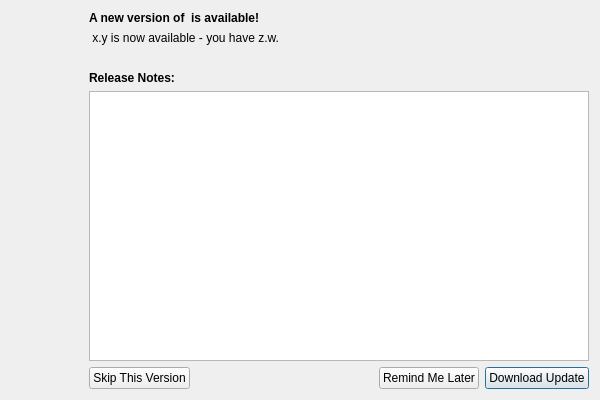
Above: Tools/Mokka/UpdateChecker.ui from Biomechanical-ToolKit/BTKCore before the change. Below: the same form after it.
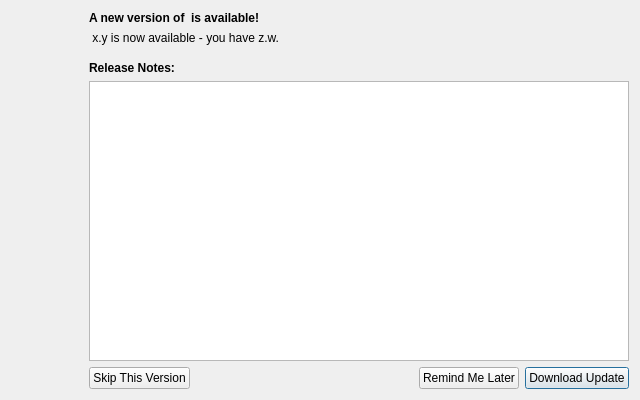
That is the form after the change.

Commit message: [UPD] URL for the update checker modified. [UPD] Sections in the the update notifier are now with bold font. [UPD] Under MacOS X, size of the text is set to 11. [UPD] The dialog box for the update notifier is wider. [UPD] Space between the number of the latest release and its description is reduced.

```diff
--- a/Tools/Mokka/UpdateChecker.ui
+++ b/Tools/Mokka/UpdateChecker.ui
@@ -6,7 +6,7 @@
    <rect>
     <x>0</x>
     <y>0</y>
-    <width>600</width>
+    <width>640</width>
     <height>400</height>
    </rect>
   </property>
@@ -82,11 +82,20 @@
       </widget>
      </item>
      <item>
-      <widget class="QLabel" name="spaceLabel">
-       <property name="text">
-        <string/>
+      <spacer name="verticalSpacer_2">
+       <property name="orientation">
+        <enum>Qt::Vertical</enum>
        </property>
-      </widget>
+       <property name="sizeType">
+        <enum>QSizePolicy::Fixed</enum>
+       </property>
+       <property name="sizeHint" stdset="0">
+        <size>
+         <width>20</width>
+         <height>10</height>
+        </size>
+       </property>
+      </spacer>
      </item>
      <item>
       <widget class="QLabel" name="noteLabel">
```
The commit also changes 2 other files.
